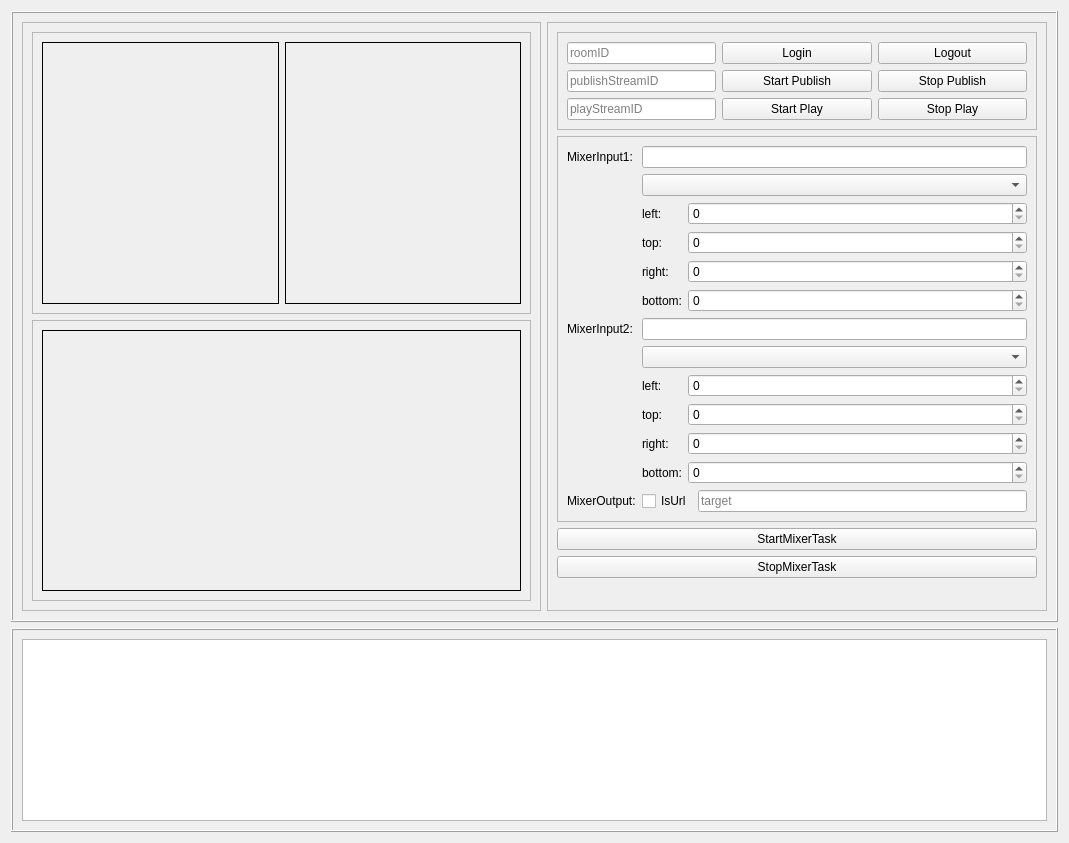
Qt form Mixer/ZegoMixerDemo.ui (zegoim/zego-express-example-topics-cpp) before a commit.
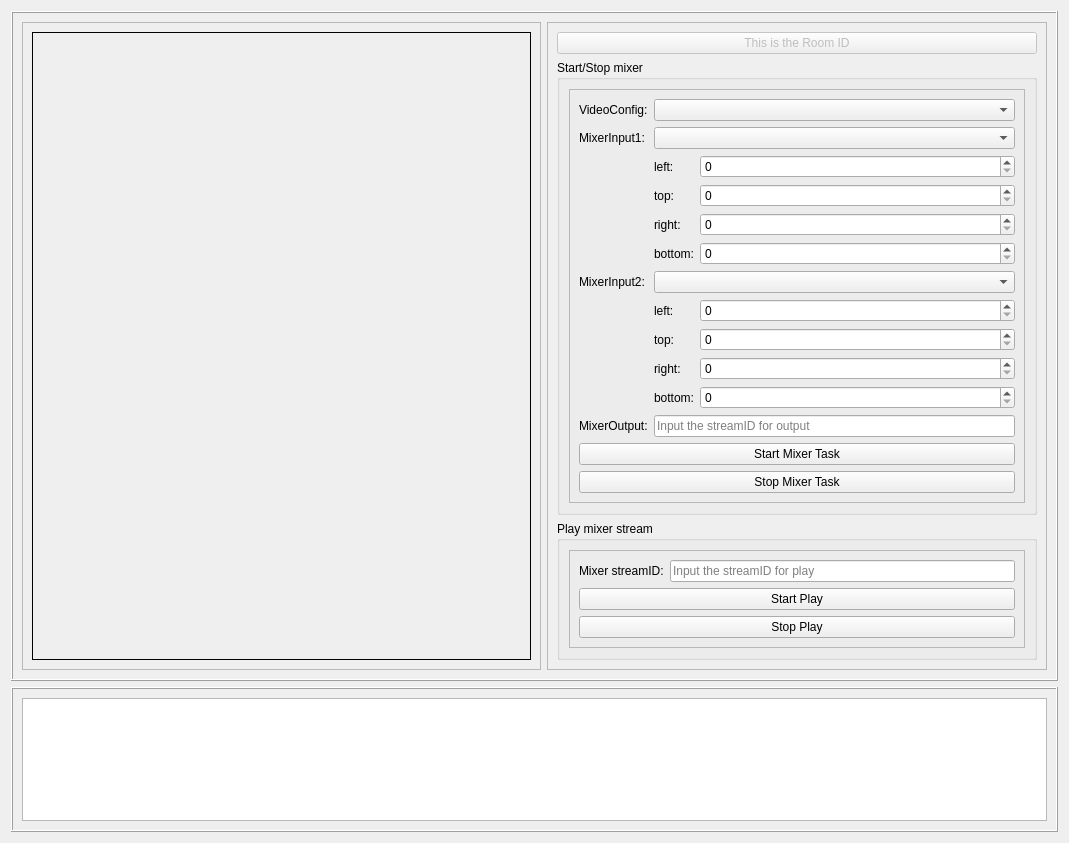
The same form after that commit.

Commit message: add mixer topic

Patch:
```diff
--- a/Mixer/ZegoMixerDemo.ui
+++ b/Mixer/ZegoMixerDemo.ui
@@ -33,16 +33,7 @@
         </property>
         <layout class="QVBoxLayout" name="verticalLayout_6">
          <item>
-          <widget class="QFrame" name="frame_7">
-           <property name="frameShape">
-            <enum>QFrame::StyledPanel</enum>
-           </property>
-           <property name="frameShadow">
-            <enum>QFrame::Raised</enum>
-           </property>
-           <layout class="QHBoxLayout" name="horizontalLayout_2">
-            <item>
-             <widget class="QFrame" name="frame_local_video">
+          <widget class="QFrame" name="frame_mixer_video">
               <property name="sizePolicy">
                <sizepolicy hsizetype="Preferred" vsizetype="Expanding">
                 <horstretch>0</horstretch>
@@ -52,47 +43,6 @@
               <property name="frameShape">
                <enum>QFrame::Box</enum>
               </property>
-             </widget>
-            </item>
-            <item>
-             <widget class="QFrame" name="frame_local_video_2">
-              <property name="sizePolicy">
-               <sizepolicy hsizetype="Preferred" vsizetype="Expanding">
-                <horstretch>0</horstretch>
-                <verstretch>0</verstretch>
-               </sizepolicy>
-              </property>
-              <property name="frameShape">
-               <enum>QFrame::Box</enum>
-              </property>
-             </widget>
-            </item>
-           </layout>
-          </widget>
-         </item>
-         <item>
-          <widget class="QFrame" name="frame_8">
-           <property name="frameShape">
-            <enum>QFrame::StyledPanel</enum>
-           </property>
-           <property name="frameShadow">
-            <enum>QFrame::Raised</enum>
-           </property>
-           <layout class="QHBoxLayout" name="horizontalLayout_3">
-            <item>
-             <widget class="QFrame" name="frame_local_video_3">
-              <property name="sizePolicy">
-               <sizepolicy hsizetype="Preferred" vsizetype="Expanding">
-                <horstretch>0</horstretch>
-                <verstretch>0</verstretch>
-               </sizepolicy>
-              </property>
-              <property name="frameShape">
-               <enum>QFrame::Box</enum>
-              </property>
-             </widget>
-            </item>
-           </layout>
           </widget>
          </item>
         </layout>
@@ -112,136 +62,23 @@
         <property name="frameShadow">
          <enum>QFrame::Raised</enum>
         </property>
-        <layout class="QVBoxLayout" name="verticalLayout" stretch="0,0,0,0,1">
+        <layout class="QVBoxLayout" name="verticalLayout" stretch="0,0,0,1">
          <item>
-          <widget class="QFrame" name="frame_4">
-           <property name="frameShape">
-            <enum>QFrame::StyledPanel</enum>
+          <widget class="QPushButton" name="pushButton_mixer_title">
+           <property name="enabled">
+            <bool>false</bool>
            </property>
-           <property name="frameShadow">
-            <enum>QFrame::Raised</enum>
-           </property>
-           <layout class="QGridLayout" name="gridLayout">
-            <item row="1" column="2">
-             <widget class="QPushButton" name="pushButton_stopPublish">
-              <property name="sizePolicy">
-               <sizepolicy hsizetype="Preferred" vsizetype="Preferred">
-                <horstretch>0</horstretch>
-                <verstretch>0</verstretch>
-               </sizepolicy>
-              </property>
               <property name="text">
-               <string>Stop Publish</string>
+            <string>This is the Room ID</string>
               </property>
              </widget>
             </item>
-            <item row="0" column="0">
-             <widget class="QLineEdit" name="lineEdit_roomID">
-              <property name="sizePolicy">
-               <sizepolicy hsizetype="Preferred" vsizetype="Preferred">
-                <horstretch>0</horstretch>
-                <verstretch>0</verstretch>
-               </sizepolicy>
-              </property>
-              <property name="placeholderText">
-               <string>roomID</string>
-              </property>
-             </widget>
-            </item>
-            <item row="2" column="0">
-             <widget class="QLineEdit" name="lineEdit_streamID_2">
-              <property name="sizePolicy">
-               <sizepolicy hsizetype="Preferred" vsizetype="Preferred">
-                <horstretch>0</horstretch>
-                <verstretch>0</verstretch>
-               </sizepolicy>
-              </property>
-              <property name="placeholderText">
-               <string>playStreamID</string>
-              </property>
-             </widget>
-            </item>
-            <item row="2" column="1">
-             <widget class="QPushButton" name="pushButton_startPublish_2">
-              <property name="sizePolicy">
-               <sizepolicy hsizetype="Preferred" vsizetype="Preferred">
-                <horstretch>0</horstretch>
-                <verstretch>0</verstretch>
-               </sizepolicy>
-              </property>
-              <property name="text">
-               <string>Start Play</string>
-              </property>
-             </widget>
-            </item>
-            <item row="0" column="2">
-             <widget class="QPushButton" name="pushButton_2">
-              <property name="sizePolicy">
-               <sizepolicy hsizetype="Preferred" vsizetype="Preferred">
-                <horstretch>0</horstretch>
-                <verstretch>0</verstretch>
-               </sizepolicy>
-              </property>
-              <property name="text">
-               <string>Logout</string>
-              </property>
-             </widget>
-            </item>
-            <item row="0" column="1">
-             <widget class="QPushButton" name="pushButton">
-              <property name="sizePolicy">
-               <sizepolicy hsizetype="Preferred" vsizetype="Preferred">
-                <horstretch>0</horstretch>
-                <verstretch>0</verstretch>
-               </sizepolicy>
-              </property>
-              <property name="text">
-               <string>Login</string>
-              </property>
-             </widget>
-            </item>
-            <item row="1" column="0">
-             <widget class="QLineEdit" name="lineEdit_streamID">
-              <property name="sizePolicy">
-               <sizepolicy hsizetype="Preferred" vsizetype="Preferred">
-                <horstretch>0</horstretch>
-                <verstretch>0</verstretch>
-               </sizepolicy>
-              </property>
-              <property name="placeholderText">
-               <string>publishStreamID</string>
-              </property>
-             </widget>
-            </item>
-            <item row="1" column="1">
-             <widget class="QPushButton" name="pushButton_startPublish">
-              <property name="sizePolicy">
-               <sizepolicy hsizetype="Preferred" vsizetype="Preferred">
-                <horstretch>0</horstretch>
-                <verstretch>0</verstretch>
-               </sizepolicy>
-              </property>
-              <property name="text">
-               <string>Start Publish</string>
-              </property>
-             </widget>
-            </item>
-            <item row="2" column="2">
-             <widget class="QPushButton" name="pushButton_stopPublish_2">
-              <property name="sizePolicy">
-               <sizepolicy hsizetype="Preferred" vsizetype="Preferred">
-                <horstretch>0</horstretch>
-                <verstretch>0</verstretch>
-               </sizepolicy>
-              </property>
-              <property name="text">
-               <string>Stop Play</string>
-              </property>
-             </widget>
-            </item>
-           </layout>
-          </widget>
-         </item>
+         <item>
+          <widget class="QGroupBox" name="groupBox">
+           <property name="title">
+            <string>Start/Stop mixer</string>
+           </property>
+           <layout class="QHBoxLayout" name="horizontalLayout_2">
          <item>
           <widget class="QFrame" name="frame_3">
            <property name="frameShape">
@@ -251,26 +88,17 @@
             <enum>QFrame::Raised</enum>
            </property>
            <layout class="QFormLayout" name="formLayout_3">
+               <item row="1" column="0">
+                <widget class="QLabel" name="label_4">
+                 <property name="text">
+                  <string>MixerInput1:</string>
+                 </property>
+                </widget>
+               </item>
             <item row="1" column="1">
-             <widget class="QLineEdit" name="lineEdit_2"/>
+                <widget class="QComboBox" name="comboBox_input_streamID1"/>
             </item>
             <item row="2" column="1">
-             <widget class="QComboBox" name="comboBox_microphone">
-              <property name="sizePolicy">
-               <sizepolicy hsizetype="Preferred" vsizetype="Preferred">
-                <horstretch>0</horstretch>
-                <verstretch>0</verstretch>
-               </sizepolicy>
-              </property>
-              <property name="maximumSize">
-               <size>
-                <width>16777215</width>
-                <height>16777215</height>
-               </size>
-              </property>
-             </widget>
-            </item>
-            <item row="3" column="1">
              <layout class="QFormLayout" name="formLayout">
               <item row="0" column="0">
                <widget class="QLabel" name="label">
@@ -280,7 +108,11 @@
                </widget>
               </item>
               <item row="0" column="1">
-               <widget class="QSpinBox" name="spinBox_2"/>
+                  <widget class="QSpinBox" name="spinBox_input_left1">
+                   <property name="maximum">
+                    <number>10000</number>
+                   </property>
+                  </widget>
               </item>
               <item row="1" column="0">
                <widget class="QLabel" name="label_2">
@@ -290,7 +122,11 @@
                </widget>
               </item>
               <item row="1" column="1">
-               <widget class="QSpinBox" name="spinBox_3"/>
+                  <widget class="QSpinBox" name="spinBox_input_top1">
+                   <property name="maximum">
+                    <number>10000</number>
+                   </property>
+                  </widget>
               </item>
               <item row="2" column="0">
                <widget class="QLabel" name="label_3">
@@ -300,7 +136,11 @@
                </widget>
               </item>
               <item row="2" column="1">
-               <widget class="QSpinBox" name="spinBox_4"/>
+                  <widget class="QSpinBox" name="spinBox_input_right1">
+                   <property name="maximum">
+                    <number>10000</number>
+                   </property>
+                  </widget>
               </item>
               <item row="3" column="0">
                <widget class="QLabel" name="label_6">
@@ -310,37 +150,25 @@
                </widget>
               </item>
               <item row="3" column="1">
-               <widget class="QSpinBox" name="spinBox"/>
+                  <widget class="QSpinBox" name="spinBox_input_bottom1">
+                   <property name="maximum">
+                    <number>10000</number>
+                   </property>
+                  </widget>
               </item>
              </layout>
             </item>
-            <item row="4" column="0">
+               <item row="3" column="0">
              <widget class="QLabel" name="label_11">
               <property name="text">
                <string>MixerInput2:</string>
               </property>
              </widget>
             </item>
-            <item row="4" column="1">
-             <widget class="QLineEdit" name="lineEdit_3"/>
+               <item row="3" column="1">
+                <widget class="QComboBox" name="comboBox_input_streamID2"/>
             </item>
             <item row="6" column="1">
-             <widget class="QComboBox" name="comboBox_microphone_2">
-              <property name="sizePolicy">
-               <sizepolicy hsizetype="Preferred" vsizetype="Preferred">
-                <horstretch>0</horstretch>
-                <verstretch>0</verstretch>
-               </sizepolicy>
-              </property>
-              <property name="maximumSize">
-               <size>
-                <width>16777215</width>
-                <height>16777215</height>
-               </size>
-              </property>
-             </widget>
-            </item>
-            <item row="8" column="1">
              <layout class="QFormLayout" name="formLayout_2">
               <item row="0" column="0">
                <widget class="QLabel" name="label_5">
@@ -350,7 +178,11 @@
                </widget>
               </item>
               <item row="0" column="1">
-               <widget class="QSpinBox" name="spinBox_5"/>
+                  <widget class="QSpinBox" name="spinBox_input_left2">
+                   <property name="maximum">
+                    <number>10000</number>
+                   </property>
+                  </widget>
               </item>
               <item row="1" column="0">
                <widget class="QLabel" name="label_7">
@@ -360,7 +192,11 @@
                </widget>
               </item>
               <item row="1" column="1">
-               <widget class="QSpinBox" name="spinBox_6"/>
+                  <widget class="QSpinBox" name="spinBox_input_top2">
+                   <property name="maximum">
+                    <number>10000</number>
+                   </property>
+                  </widget>
               </item>
               <item row="2" column="0">
                <widget class="QLabel" name="label_8">
@@ -370,7 +206,11 @@
                </widget>
               </item>
               <item row="2" column="1">
-               <widget class="QSpinBox" name="spinBox_7"/>
+                  <widget class="QSpinBox" name="spinBox_input_right2">
+                   <property name="maximum">
+                    <number>10000</number>
+                   </property>
+                  </widget>
               </item>
               <item row="3" column="0">
                <widget class="QLabel" name="label_9">
@@ -380,57 +220,109 @@
                </widget>
               </item>
               <item row="3" column="1">
-               <widget class="QSpinBox" name="spinBox_8"/>
-              </item>
-             </layout>
-            </item>
-            <item row="11" column="1">
-             <layout class="QHBoxLayout" name="horizontalLayout_4">
-              <item>
-               <widget class="QCheckBox" name="checkBox_mutePublishStreamAudio">
-                <property name="text">
-                 <string>IsUrl</string>
+                  <widget class="QSpinBox" name="spinBox_input_bottom2">
+                   <property name="maximum">
+                    <number>10000</number>
                 </property>
                </widget>
               </item>
-              <item>
-               <widget class="QLineEdit" name="lineEdit">
-                <property name="placeholderText">
-                 <string>target</string>
-                </property>
-               </widget>
-              </item>
-             </layout>
-            </item>
-            <item row="1" column="0">
-             <widget class="QLabel" name="label_4">
-              <property name="text">
-               <string>MixerInput1:</string>
-              </property>
-             </widget>
-            </item>
-            <item row="11" column="0">
+                </layout>
+               </item>
+               <item row="9" column="0">
              <widget class="QLabel" name="label_10">
               <property name="text">
                <string>MixerOutput:</string>
               </property>
              </widget>
             </item>
-           </layout>
-          </widget>
-         </item>
-         <item>
-          <widget class="QPushButton" name="pushButton_3">
+               <item row="9" column="1">
+                <layout class="QHBoxLayout" name="horizontalLayout_4">
+                 <item>
+                  <widget class="QLineEdit" name="lineEdit_output_streamID">
+                   <property name="placeholderText">
+                    <string>Input the streamID for output</string>
+                   </property>
+                  </widget>
+                 </item>
+                </layout>
+               </item>
+               <item row="10" column="0" colspan="2">
+                <widget class="QPushButton" name="pushButton_start_mixer_task">
+                 <property name="text">
+                  <string>Start Mixer Task</string>
+                 </property>
+                </widget>
+               </item>
+               <item row="11" column="0" colspan="2">
+                <widget class="QPushButton" name="pushButton_stop_mixer_task">
            <property name="text">
-            <string>StartMixerTask</string>
+                  <string>Stop Mixer Task</string>
            </property>
           </widget>
          </item>
+               <item row="0" column="0">
+                <widget class="QLabel" name="label_13">
+                 <property name="text">
+                  <string>VideoConfig:</string>
+                 </property>
+                </widget>
+               </item>
+               <item row="0" column="1">
+                <widget class="QComboBox" name="comboBox_mixerVideoConfig"/>
+               </item>
+              </layout>
+             </widget>
+            </item>
+           </layout>
+          </widget>
+         </item>
          <item>
-          <widget class="QPushButton" name="pushButton_4">
+          <widget class="QGroupBox" name="groupBox_2">
+           <property name="title">
+            <string>Play mixer stream</string>
+           </property>
+           <layout class="QHBoxLayout" name="horizontalLayout_3">
+            <item>
+             <widget class="QFrame" name="frame_4">
+              <property name="frameShape">
+               <enum>QFrame::StyledPanel</enum>
+              </property>
+              <property name="frameShadow">
+               <enum>QFrame::Raised</enum>
+              </property>
+              <layout class="QFormLayout" name="formLayout_4">
+               <item row="1" column="0">
+                <widget class="QLabel" name="label_12">
            <property name="text">
-            <string>StopMixerTask</string>
-           </property>
+                  <string>Mixer streamID:</string>
+                 </property>
+                </widget>
+               </item>
+               <item row="1" column="1">
+                <widget class="QLineEdit" name="lineEdit_streamID_to_play">
+                 <property name="placeholderText">
+                  <string>Input the streamID for play</string>
+                 </property>
+                </widget>
+               </item>
+               <item row="3" column="0" colspan="2">
+                <widget class="QPushButton" name="pushButton_stop_play">
+                 <property name="text">
+                  <string>Stop Play</string>
+                 </property>
+                </widget>
+               </item>
+               <item row="2" column="0" colspan="2">
+                <widget class="QPushButton" name="pushButton_start_play">
+                 <property name="text">
+                  <string>Start Play</string>
+                 </property>
+                </widget>
+               </item>
+              </layout>
+             </widget>
+            </item>
+           </layout>
           </widget>
          </item>
          <item>
```
Lines whose indentation alone changed are shown as unchanged. The commit also changes 12 other files.
